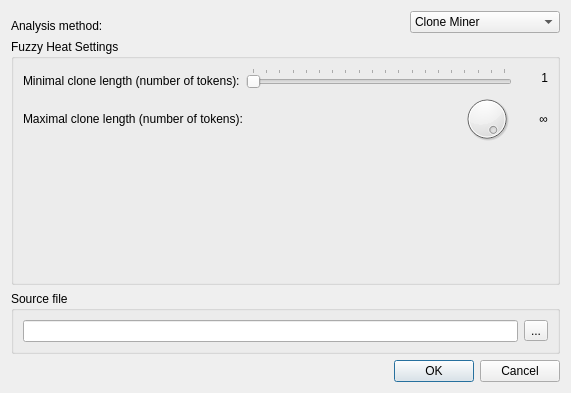
The window that doc-clone-miner/qtui/element_miner_settings.ui (spbu-se/pldoctoolkit) describes before a commit, drawn with Qt 5.
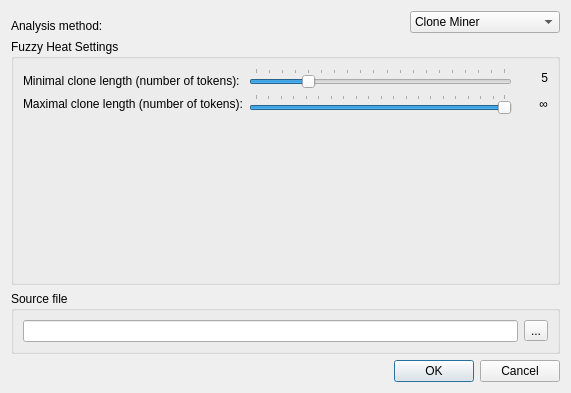
The same window after the commit. The open tabs and pages were chosen to show the change.

What changed in the file:
```diff
--- a/doc-clone-miner/qtui/element_miner_settings.ui
+++ b/doc-clone-miner/qtui/element_miner_settings.ui
@@ -688,8 +688,8 @@
          </property>
          <layout class="QVBoxLayout" name="verticalLayout_3">
           <item>
-           <layout class="QHBoxLayout" name="horizontalLayout_13">
-            <item>
+           <layout class="QGridLayout" name="gridLayout_3">
+            <item row="0" column="0">
              <widget class="QLabel" name="label_10">
               <property name="text">
                <string>Minimal clone length (number of tokens):</string>
@@ -699,7 +699,7 @@
               </property>
              </widget>
             </item>
-            <item>
+            <item row="0" column="1">
              <widget class="QSlider" name="slClLen_f">
               <property name="minimum">
                <number>1</number>
@@ -708,7 +708,7 @@
                <number>20</number>
               </property>
               <property name="value">
-               <number>1</number>
+               <number>5</number>
               </property>
               <property name="tracking">
                <bool>true</bool>
@@ -724,7 +724,7 @@
               </property>
              </widget>
             </item>
-            <item>
+            <item row="0" column="2">
              <widget class="QLabel" name="lbClLen_f">
               <property name="minimumSize">
                <size>
@@ -733,56 +733,24 @@
                </size>
               </property>
               <property name="text">
-               <string>1</string>
+               <string>5</string>
               </property>
               <property name="alignment">
                <set>Qt::AlignRight|Qt::AlignTrailing|Qt::AlignVCenter</set>
               </property>
              </widget>
             </item>
-           </layout>
-          </item>
-          <item>
-           <layout class="QHBoxLayout" name="horizontalLayout_14">
-            <property name="bottomMargin">
-             <number>0</number>
-            </property>
-            <item>
+            <item row="1" column="0">
              <widget class="QLabel" name="label_9">
               <property name="text">
                <string>Maximal clone length (number of tokens):</string>
               </property>
              </widget>
             </item>
-            <item>
-             <spacer name="horizontalSpacer_9">
-              <property name="orientation">
-               <enum>Qt::Horizontal</enum>
-              </property>
-              <property name="sizeHint" stdset="0">
-               <size>
-                <width>40</width>
-                <height>20</height>
-               </size>
-              </property>
-             </spacer>
-            </item>
-            <item>
-             <widget class="QDial" name="dlClMaxLen_f">
-              <property name="sizePolicy">
-               <sizepolicy hsizetype="Fixed" vsizetype="Fixed">
-                <horstretch>0</horstretch>
-                <verstretch>0</verstretch>
-               </sizepolicy>
-              </property>
-              <property name="maximumSize">
-               <size>
-                <width>50</width>
-                <height>50</height>
-               </size>
-              </property>
+            <item row="1" column="1">
+             <widget class="QSlider" name="slClMaxLen_f">
               <property name="minimum">
-               <number>1</number>
+               <number>2</number>
               </property>
               <property name="maximum">
                <number>201</number>
@@ -793,15 +761,15 @@
               <property name="orientation">
                <enum>Qt::Horizontal</enum>
               </property>
-              <property name="invertedAppearance">
-               <bool>false</bool>
+              <property name="tickPosition">
+               <enum>QSlider::TicksAbove</enum>
               </property>
-              <property name="invertedControls">
-               <bool>false</bool>
+              <property name="tickInterval">
+               <number>10</number>
               </property>
              </widget>
             </item>
-            <item>
+            <item row="1" column="2">
              <widget class="QLabel" name="lbClMaxLen_f">
               <property name="minimumSize">
                <size>
```
